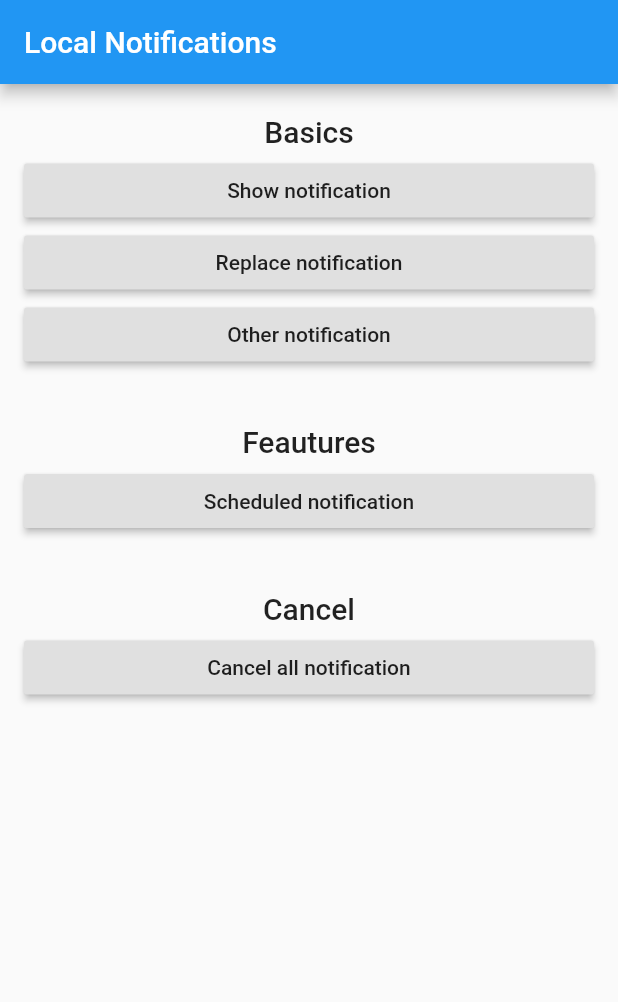
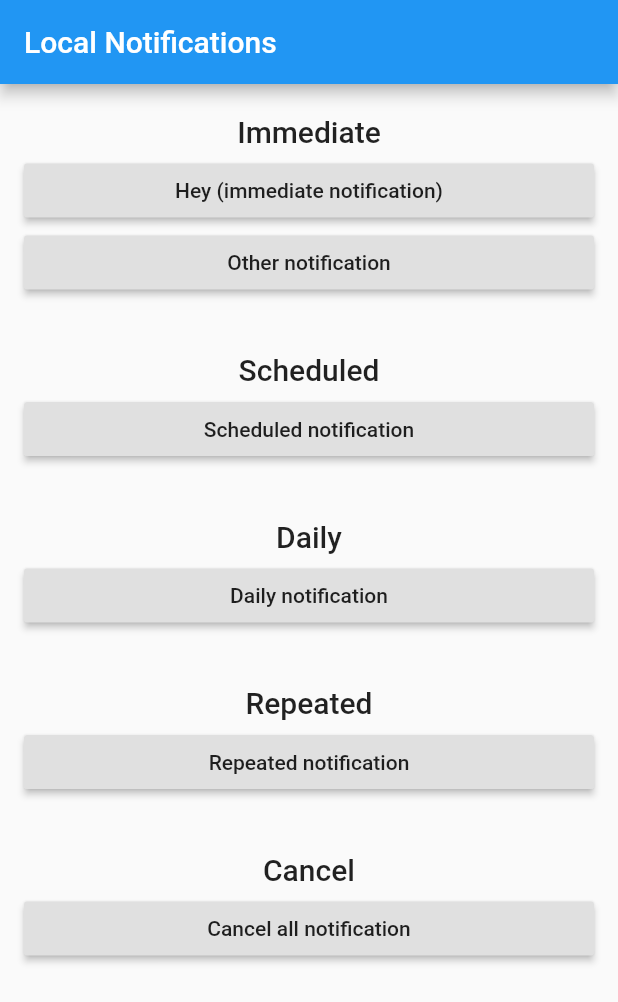
Before and after one commit to HelenBrgg/Karona, a Flutter app: the screen it shows after launch, on a phone screen of 412 x 824 dp. Shown: the top 1002 px of the screen. Run offline on Flutter 3.47's test engine with Material 2 defaults, Android fonts, the phone set to English and light mode, and no system bars; our stand-ins replace flutter_local_notifications.

Commit message:
Notifications now work. All kinds.

```diff
--- a/karona/lib/widget/local_notification_widget.dart
+++ b/karona/lib/widget/local_notification_widget.dart
@@ -13,6 +13,8 @@ class LocalNotificationWidget extends StatefulWidget
 class _LocalNotificationWidgetState extends State<LocalNotificationWidget>
 {
   final notifications = FlutterLocalNotificationsPlugin();
+
+  final NotificationManager notManager = NotificationManager();
 
   @override
   void initState() {
@@ -38,28 +40,37 @@ class _LocalNotificationWidgetState extends State<LocalNotificationWidget>
         padding: const EdgeInsets.all(8.0),
         child: ListView(
           children: <Widget>[
-            title('Basics'),
+            title('Immediate'),
             RaisedButton(
-              child: Text('Show notification'),
-              onPressed: () => showOngoingNotification(notifications,
-                  title: 'Tite', body: 'Body'),
-            ),
-            RaisedButton(
-              child: Text('Replace notification'),
-              onPressed: () => showOngoingNotification(notifications,
-                  title: 'ReplacedTitle', body: 'ReplacedBody'),
+              child: Text('Hey (immediate notification)'),
+              onPressed: () => notManager.showOngoingNotification(notifications,
+                  title: 'Hey, you :)', body: 'What\'s going on?'),
             ),
             RaisedButton(
               child: Text('Other notification'),
-              onPressed: () => showOngoingNotification(notifications,
+              onPressed: () => notManager.showOngoingNotification(notifications,
                   title: 'OtherTitle', body: 'OtherBody', id: 20),
             ),
             const SizedBox(height: 32),
-            title('Feautures'),
+            title('Scheduled'),
             RaisedButton(
               child: Text('Scheduled notification'),
-              onPressed: () => scheduleNotification(notifications,
-                  title: 'SilentTitle', body: 'SilentBody', id: 30),
+              onPressed: () => notManager.scheduleNotification(notifications,
+                  title: 'Scheduled Notification', body: 'You said to call you back in 10 seconds. Here I am :)', id: 30),
+            ),
+             const SizedBox(height: 32),
+            title('Daily'),
+            RaisedButton(
+              child: Text('Daily notification'),
+              onPressed: () => notManager.setupDailyNotification(notifications,
+                  title: 'Daily Notification', body: 'It\s 21:06 :)', id: 40),
+            ),
+            const SizedBox(height: 32),
+            title('Repeated'),
+            RaisedButton(
+              child: Text('Repeated notification'),
+              onPressed: () => notManager.setupRepeatedNotification(notifications,
+                  title: 'Repeated Notification', body: 'One minute has passed', id: 50),
             ),
             const SizedBox(height: 32),
             title('Cancel'),
```
Also changed, not shown: karona/lib/local_notications_helper.dart (+115 -37 lines).
